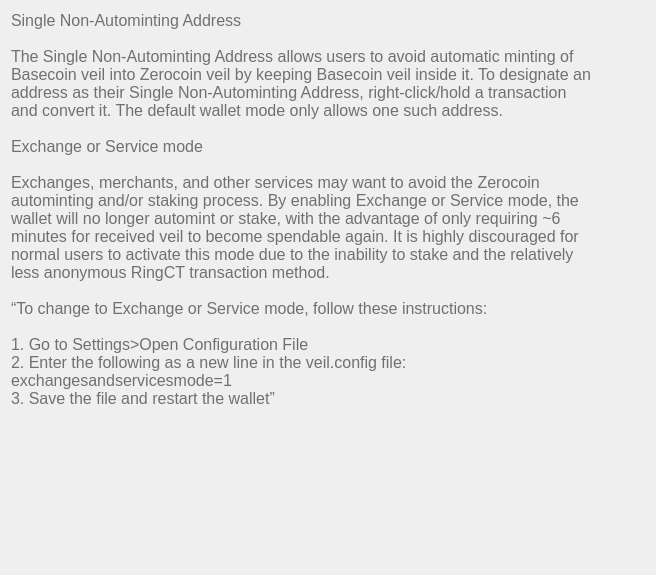
Above: src/qt/veil/forms/settingsfaq06.ui from Veil-Project/veil before the change. Below: the same form after it.
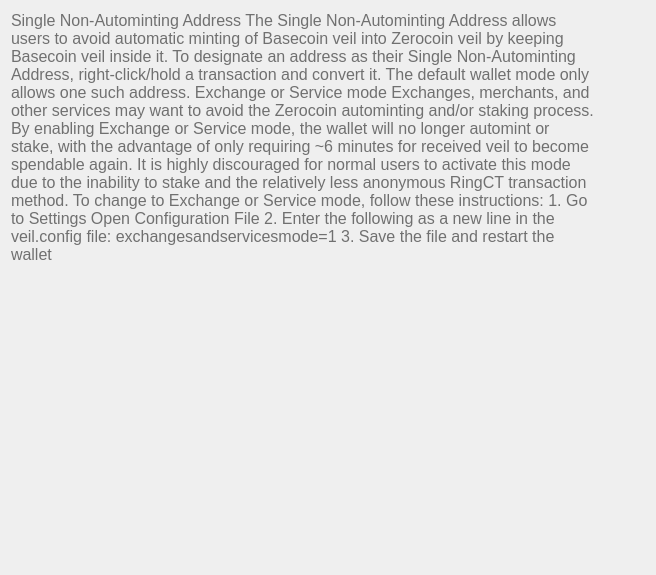
That is the form after the change.

```diff
--- a/src/qt/veil/forms/settingsfaq06.ui
+++ b/src/qt/veil/forms/settingsfaq06.ui
@@ -33,19 +33,10 @@
       <string notr="true">font-weight:200;</string>
      </property>
      <property name="text">
-      <string>Single Non-Autominting Address
-
-The Single Non-Autominting Address allows users to avoid automatic minting of Basecoin veil into Zerocoin veil by keeping Basecoin veil inside it. To designate an address as their Single Non-Autominting Address, right-click/hold a transaction and convert it. The default wallet mode only allows one such address.
-
-Exchange or Service mode
-
-Exchanges, merchants, and other services may want to avoid the Zerocoin autominting and/or staking process. By enabling Exchange or Service mode, the wallet will no longer automint or stake, with the advantage of only requiring ~6 minutes for received veil to become spendable again. It is highly discouraged for normal users to activate this mode due to the inability to stake and the relatively less anonymous RingCT transaction method.
-
-“To change to Exchange or Service mode, follow these instructions:
-
-1. Go to Settings&gt;Open Configuration File
-2. Enter the following as a new line in the veil.config file: exchangesandservicesmode=1
-3. Save the file and restart the wallet”					</string>
+      <string>&lt;html&gt;&lt;head/&gt;&lt;body&gt;&lt;p&gt;&lt;span style=&quot; font-size:12pt; font-weight:600; text-decoration: underline;&quot;&gt;Single Non-Autominting Address&lt;/span&gt;&lt;/p&gt;&lt;p&gt;&lt;span style=&quot; font-size:12pt;&quot;&gt;The Single Non-Autominting Address allows users to avoid automatic minting of Basecoin veil into Zerocoin veil by keeping Basecoin veil inside it. To designate an address as their Single Non-Autominting Address, right-click/hold a transaction and convert it. The default wallet mode only allows one such address.&lt;/span&gt;&lt;/p&gt;&lt;p&gt;&lt;br/&gt;&lt;span style=&quot; font-size:12pt; font-weight:600; text-decoration: underline;&quot;&gt;Exchange or Service mode&lt;/span&gt;&lt;/p&gt;&lt;p&gt;&lt;span style=&quot; font-size:12pt;&quot;&gt;Exchanges, merchants, and other services may want to avoid the Zerocoin autominting and/or staking process. By enabling Exchange or Service mode, the wallet will no longer automint or stake, with the advantage of only requiring ~6 minutes for received veil to become spendable again. It is highly discouraged for normal users to activate this mode due to the inability to stake and the relatively less anonymous RingCT transaction method.&lt;/span&gt;&lt;/p&gt;&lt;p&gt;&lt;br/&gt;&lt;span style=&quot; font-size:12pt;&quot;&gt;To change to Exchange or Service mode, follow these instructions:&lt;/span&gt;&lt;/p&gt;&lt;p&gt;&lt;span style=&quot; font-size:12pt;&quot;&gt;1. Go to Settings&amp;gt;Open Configuration File&lt;/span&gt;&lt;/p&gt;&lt;p&gt;&lt;span style=&quot; font-size:12pt;&quot;&gt;2. Enter the following as a new line in the veil.config file: exchangesandservicesmode=1&lt;/span&gt;&lt;/p&gt;&lt;p&gt;&lt;span style=&quot; font-size:12pt;&quot;&gt;3. Save the file and restart the wallet&lt;/span&gt;&lt;/p&gt;&lt;/body&gt;&lt;/html&gt;</string>
+     </property>
+     <property name="scaledContents">
+      <bool>false</bool>
      </property>
      <property name="alignment">
       <set>Qt::AlignLeading|Qt::AlignLeft|Qt::AlignTop</set>
```
